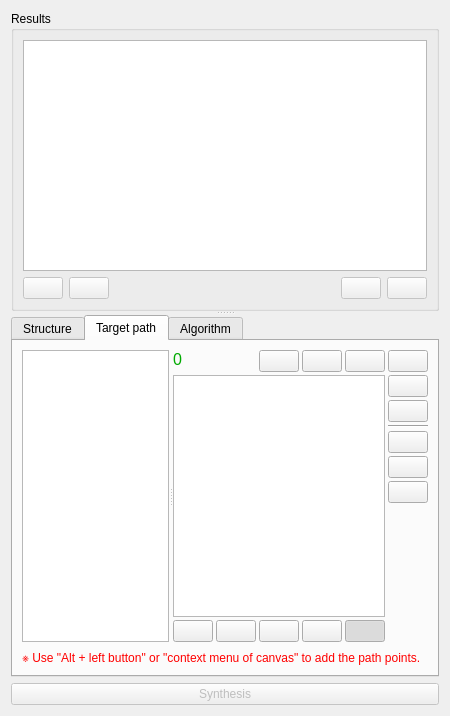
This is pyslvs_ui/synthesis/dimensional_synthesis/dimension_widget.ui in KmolYuan/Pyslvs-UI as Qt 5 draws it before an edit. The edited form follows.
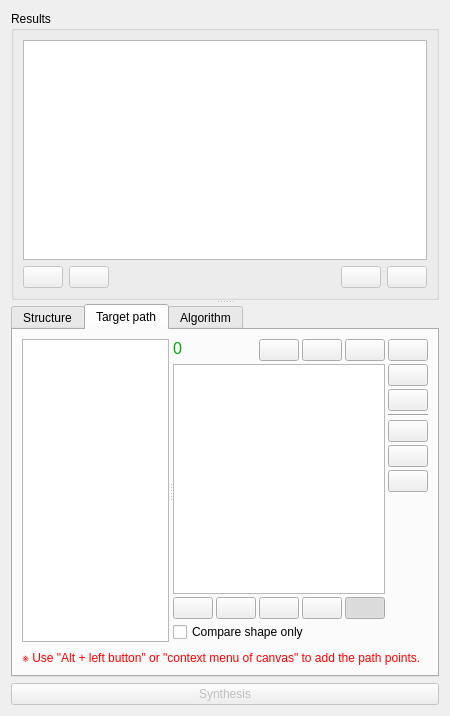
This is the edited form. The open tabs and pages were chosen to show the change. Icons and pictures are not drawn.

Commit message: Add shape only option.

```diff
--- a/pyslvs_ui/synthesis/dimensional_synthesis/dimension_widget.ui
+++ b/pyslvs_ui/synthesis/dimensional_synthesis/dimension_widget.ui
@@ -429,6 +429,13 @@
                   </item>
                  </layout>
                 </item>
+                <item>
+                 <widget class="QCheckBox" name="shape_only_option">
+                  <property name="text">
+                   <string>Compare shape only</string>
+                  </property>
+                 </widget>
+                </item>
                </layout>
               </item>
               <item>
```
The commit also changes 23 other files.
